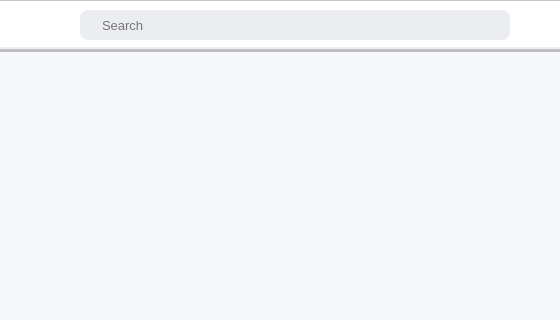
This is src/views/main_view.ui in devforgely/MFA-Simulator as Qt 5 draws it before an edit; both pictures show x 168 to 728 and y 0 to 320 of the 1390 by 830 pixel window. The edited form follows.
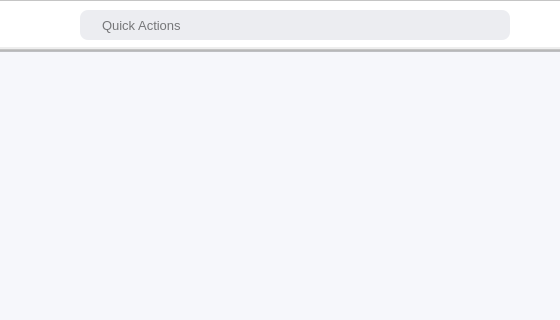
This is the edited form. Icons and pictures are not drawn.

Patch:
```diff
--- a/src/views/main_view.ui
+++ b/src/views/main_view.ui
@@ -324,7 +324,7 @@
                    <number>50</number>
                   </property>
                   <property name="placeholderText">
-                   <string>Search</string>
+                   <string>Quick Actions</string>
                   </property>
                  </widget>
                 </item>
```
